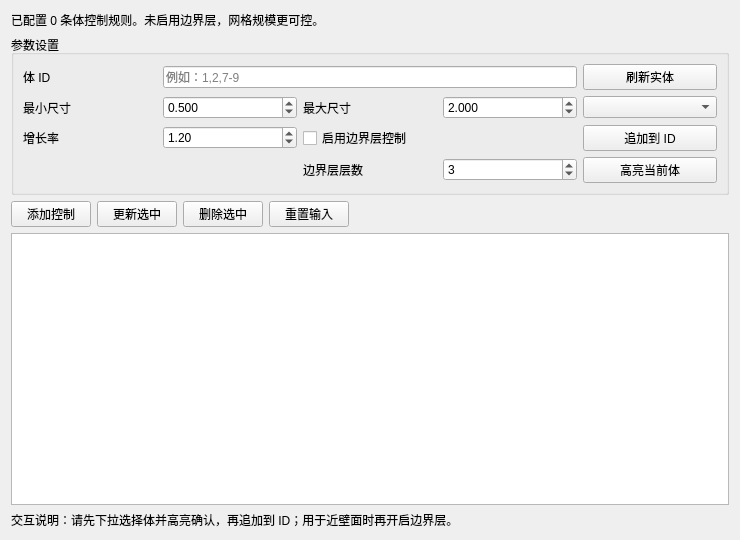
Above: plugins/Base_Mesh/MeshVolumeControlWidget.ui from asd977/base_cae before the change. Below: the same form after it.
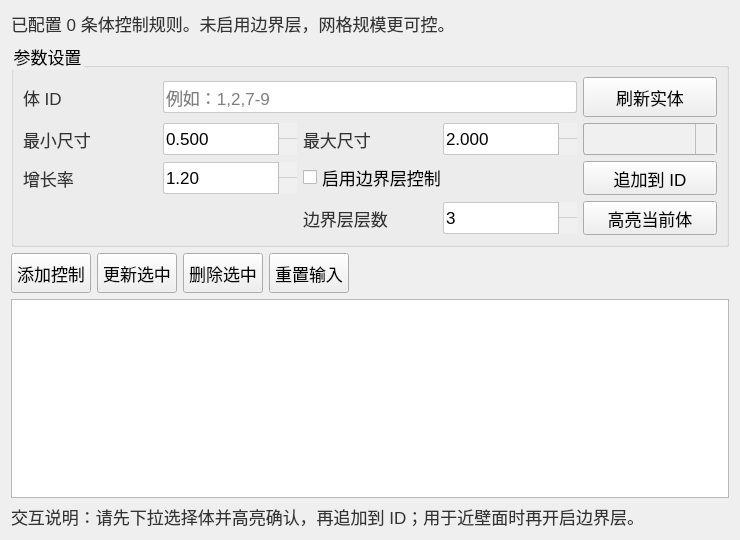
That is the form after the change. Icons and pictures are not drawn.

Commit message: style: switch custom control arrows from png to svg

The edit to the form file:
```diff
--- a/plugins/Base_Mesh/MeshVolumeControlWidget.ui
+++ b/plugins/Base_Mesh/MeshVolumeControlWidget.ui
@@ -13,6 +13,104 @@
   <property name="windowTitle">
    <string>体控制</string>
   </property>
+  <property name="styleSheet">
+   <string notr="true">QWidget{
+font-family: &quot;Microsoft YaHei&quot;, &quot;微软雅黑&quot;;
+}
+QPushButton {
+    font-size: 17px;
+    min-height: 32px;
+}
+QPushButton#pushButton {
+    background-color: rgb(224, 233, 244);
+    border-width: 1px;
+    border-color: rgb(121, 121, 121);
+    border-style: solid;
+    min-height: 33px;
+    border-top: 1px solid rgb(169, 169, 169);
+    border-bottom: 1px solid rgb(169, 169, 169);
+    border-left: none;
+    border-right: none;
+    text-align: left;
+    padding-left: 15px;
+    font-size: 17px;
+}
+QLabel {
+    font-size: 17px;
+    color: rgb(51, 51, 51);
+}
+QLabel#pageNameLabel {
+    font-size: 20px;
+    padding-left: 9px;
+    color: rgb(53, 103, 147);
+}
+QLineEdit, QTextEdit, QPlainTextEdit, QSpinBox, QDoubleSpinBox, QDateTimeEdit {
+    border: 1px solid rgb(200, 200, 200);
+    border-radius: 2px;
+    font-size: 17px;
+    min-height: 30px;
+}
+QLineEdit:focus, QTextEdit:focus, QPlainTextEdit:focus,
+QSpinBox:focus, QDoubleSpinBox:focus, QDateTimeEdit:focus {
+    border-color: rgb(100, 100, 255);
+    outline: none;
+}
+QComboBox {
+    font-size: 17px;
+    color: rgb(51, 51, 51);
+    padding-left: 6px;
+    background: rgb(240, 240, 240);
+    border: 1px solid rgb(169, 169, 169);
+    border-radius: 3px;
+    min-height: 30px;
+}
+QComboBox::drop-down {
+    subcontrol-origin: padding;
+    subcontrol-position: top right;
+    width: 20px;
+    background: rgb(240, 240, 240);
+    border-left: 1px solid rgb(190, 190, 190);
+}
+QComboBox::down-arrow {
+    image: url(:/resources/arrow_down_drawn.svg);
+    width: 12px;
+    height: 12px;
+}
+QSpinBox::up-button, QDoubleSpinBox::up-button {
+    subcontrol-origin: border;
+    subcontrol-position: top right;
+    width: 18px;
+    border-left: 1px solid rgb(190, 190, 190);
+    border-bottom: 1px solid rgb(210, 210, 210);
+    background: rgb(240, 240, 240);
+}
+QSpinBox::down-button, QDoubleSpinBox::down-button {
+    subcontrol-origin: border;
+    subcontrol-position: bottom right;
+    width: 18px;
+    border-left: 1px solid rgb(190, 190, 190);
+    background: rgb(240, 240, 240);
+}
+QSpinBox::up-arrow, QDoubleSpinBox::up-arrow {
+    image: url(:/resources/arrow_up_drawn.svg);
+    width: 10px;
+    height: 10px;
+}
+QSpinBox::down-arrow, QDoubleSpinBox::down-arrow {
+    image: url(:/resources/arrow_down_drawn.svg);
+    width: 10px;
+    height: 10px;
+}
+QRadioButton, QCheckBox, QGroupBox {
+    font-size: 17px;
+}
+QTableWidget, QTreeWidget, QListWidget {
+    font-size: 16px;
+    gridline-color: rgb(210, 210, 210);
+}
+
+</string>
+  </property>
   <layout class="QVBoxLayout" name="verticalLayout">
    <item>
     <widget class="QLabel" name="labelSummary">
```
The commit also changes 45 other files.
